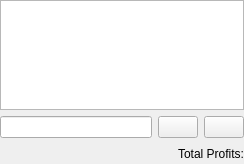
First picture: the form in kmymoney/views/kinstitutionsviewdecl.ui, repository KDE/kmymoney, before the edit.
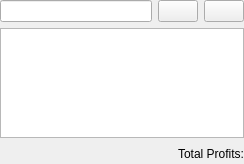
Second picture: the form after the edit. Custom widgets are drawn as their Qt base class.

Commit message:
Move filter line to top of institutions view
BUG:412415
FIXED-IN:4.8.5

```diff
--- a/kmymoney/views/kinstitutionsviewdecl.ui
+++ b/kmymoney/views/kinstitutionsviewdecl.ui
@@ -16,9 +16,6 @@
    </property>
    <item>
     <layout class="QVBoxLayout" name="verticalLayout">
-     <item>
-      <widget class="KMyMoneyAccountTreeView" name="m_accountTree"/>
-     </item>
      <item>
       <layout class="QHBoxLayout" name="searchLayout">
        <item>
@@ -50,6 +47,9 @@
        </item>
       </layout>
      </item>
+     <item>
+      <widget class="KMyMoneyAccountTreeView" name="m_accountTree"/>
+     </item>
      <item>
       <layout class="QHBoxLayout">
        <item>
```
Lines whose indentation alone changed are shown as unchanged.
